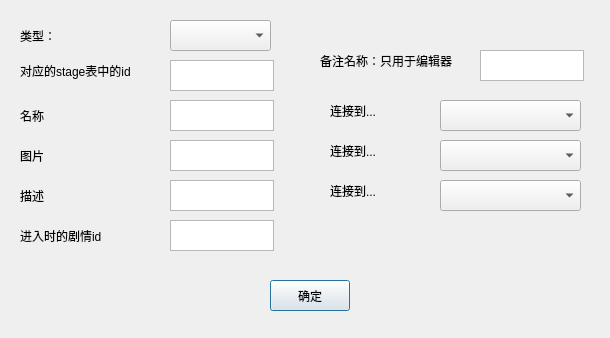
jezzychao/MazeEditor, file dlgsetstage.ui: the form before one commit.
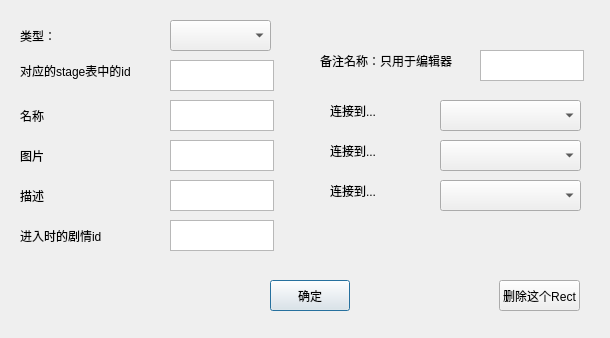
The form after the commit.

The edit to the form file:
```diff
--- a/dlgsetstage.ui
+++ b/dlgsetstage.ui
@@ -256,6 +256,19 @@
     </rect>
    </property>
   </widget>
+  <widget class="QPushButton" name="pushButton_2">
+   <property name="geometry">
+    <rect>
+     <x>499</x>
+     <y>280</y>
+     <width>81</width>
+     <height>31</height>
+    </rect>
+   </property>
+   <property name="text">
+    <string>删除这个Rect</string>
+   </property>
+  </widget>
  </widget>
  <resources/>
  <connections/>
```
